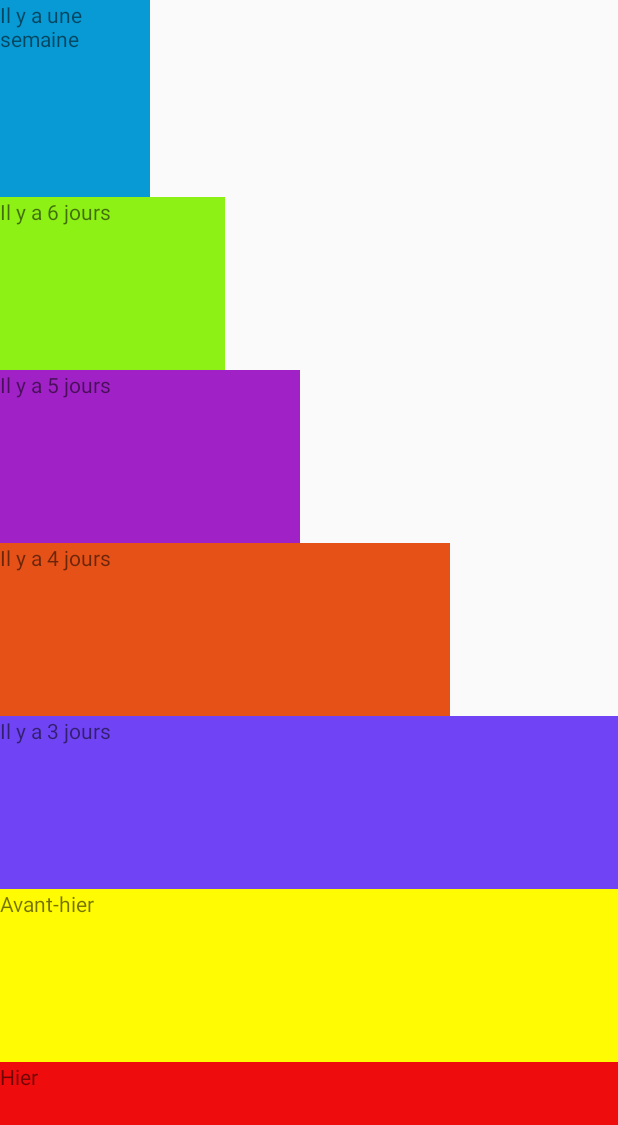
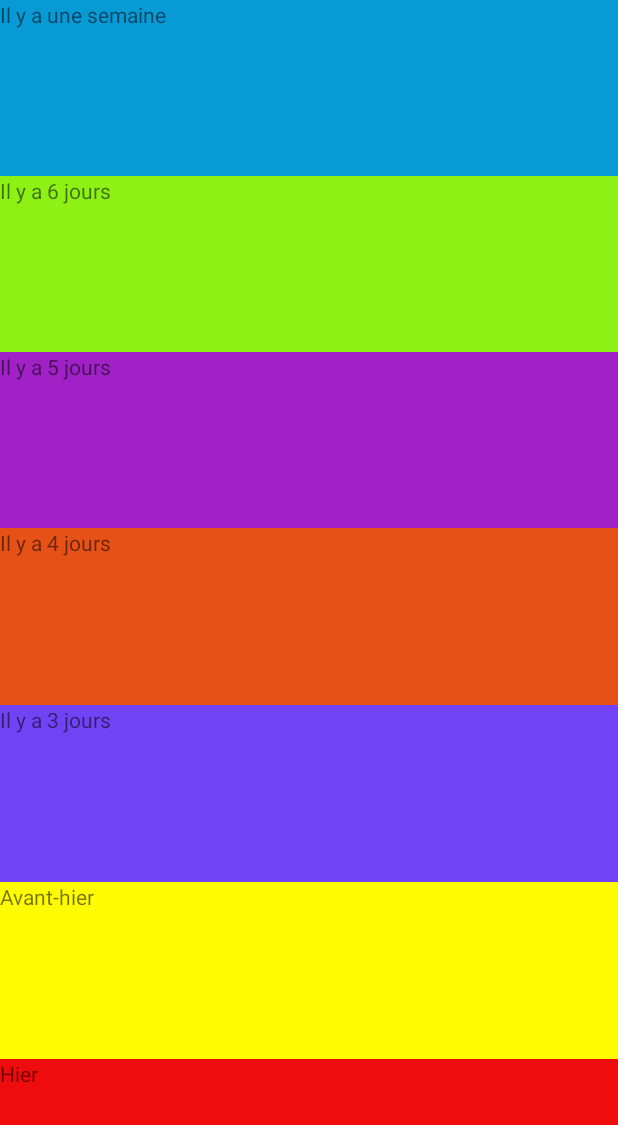
Before and after one commit to inveders/MoodTracker, an Android app: the layout activity_history.xml on its own in the app's theme, with its tools: preview values and no code run, on a phone screen of 412 x 824 dp. Shown: the top 1125 px of the screen. Run offline under Robolectric (Android 15) with nearby library versions, the phone set to English and light mode, and no system bars.

Commit message:
Coding History Activity and enable or disable dynamically the image comment.

```diff
--- a/app/src/main/java/com/mood/gnimadi/alexandra/moodtracker/Controller/MainActivity.java
+++ b/app/src/main/java/com/mood/gnimadi/alexandra/moodtracker/Controller/MainActivity.java
@@ -215,8 +215,8 @@ public class MainActivity extends AppCompatActivity implements android.view.Gest
 
     /**Open the History Activity*/
     public void LogoHistory (View view) {
+        Log.d("DABAGO", "Passage d'une activité à une autre");
         startActivity(new Intent(this, HistoryActivity.class));
-
     }
 
 
--- a/app/src/main/java/com/mood/gnimadi/alexandra/moodtracker/Model/DatabaseComment.java
+++ b/app/src/main/java/com/mood/gnimadi/alexandra/moodtracker/Model/DatabaseComment.java
@@ -5,13 +5,22 @@ import android.content.Context;
 import android.database.Cursor;
 import android.database.sqlite.SQLiteDatabase;
 import android.database.sqlite.SQLiteOpenHelper;
+import android.graphics.Color;
 import android.util.Log;
+import android.view.View;
 import android.widget.EditText;
+import android.widget.ImageButton;
+import android.widget.ImageView;
+import android.widget.LinearLayout;
+import android.widget.RelativeLayout;
 import android.widget.TextView;
 import android.widget.Toast;
 import android.content.BroadcastReceiver;
 import android.content.Context;
 import android.content.Intent;
+
+import com.mood.gnimadi.alexandra.moodtracker.Controller.MainActivity;
+import com.mood.gnimadi.alexandra.moodtracker.R;
 
 import java.util.ArrayList;
 import java.util.Calendar;
@@ -97,7 +106,7 @@ public class DatabaseComment extends SQLiteOpenHelper {
         String strSql="UPDATE Comment SET textComment="+stringTextComment+" WHERE idComment="+indexLastValue;
         Log.d("DABAGO","on rentre dans updtae comment");
         //db.execSQL(strSql);
-        this.getWritableDatabase().execSQL(strSql);
+       // this.getWritableDatabase().execSQL(strSql);
         Log.d("DABAGO","updateComment invoked");
 
     }
@@ -235,4 +244,12 @@ public class DatabaseComment extends SQLiteOpenHelper {
 
         return mComment;
     }
+
+    public void addHistory (){
+
+    }
+
+
+
+
 }
--- /dev/null
+++ b/app/src/main/java/com/mood/gnimadi/alexandra/moodtracker/Model/History.java
@@ -0,0 +1,6 @@
+package com.mood.gnimadi.alexandra.moodtracker.Model;
+
+import android.app.Activity;
+import android.widget.ImageButton;
+
+import com.mood.gnimadi.alexandra.moodtracker.R;
--- a/app/src/main/java/com/mood/gnimadi/alexandra/moodtracker/Model/myAlarm.java
+++ b/app/src/main/java/com/mood/gnimadi/alexandra/moodtracker/Model/myAlarm.java
@@ -19,7 +19,6 @@ public class myAlarm extends BroadcastReceiver {
     @Override
     public void onReceive(Context context,Intent intend){
 
-
 /*
         if (dayTable.get(indexLastValue).getDayOfMood()!= dayNumber) {
         Log.d("DABAGO", "INSERTION SWIPE");
--- a/app/src/main/res/layout/activity_history.xml
+++ b/app/src/main/res/layout/activity_history.xml
@@ -1,73 +1,197 @@
 <?xml version="1.0" encoding="utf-8"?>
+
+
 <LinearLayout
      xmlns:android="http://schemas.android.com/apk/res/android"
      xmlns:tools="http://schemas.android.com/tools"
      android:layout_width="match_parent"
      android:layout_height="match_parent"
      tools:context=".Controller.HistoryActivity"
-    android:orientation="vertical">
+     android:orientation="vertical"
+     android:weightSum="7">
+
+
+    <RelativeLayout
+        android:id="@+id/relative_oneWeek"
+        android:layout_width="match_parent"
+        android:layout_height="0dp"
+        android:layout_weight="1"
+        android:background="#089ad4">
 
         <TextView
-        android:layout_width="100dp"
+            android:id="@+id/text_oneWeek"
+            android:layout_width="wrap_content"
             android:layout_height="wrap_content"
-        android:text="Il y a une semaine"
-        android:background="#089ad4"
+            android:text="Il y a une semaine" />
 
-        android:layout_weight="1"
+        <ImageButton
+            android:id="@+id/comment_oneWeek"
+            android:layout_width="wrap_content"
+            android:layout_height="wrap_content"
+            android:layout_alignParentEnd="true"
+            android:layout_centerVertical="true"
+            android:layout_marginEnd="20dp"
+            android:background="@drawable/ic_comment_black_48px"
+            android:visibility="invisible"
+            />
+    </RelativeLayout>
+
+
+    <RelativeLayout
+        android:id="@+id/relative_sixDays"
+        android:layout_width="match_parent"
+        android:layout_height="0dp"
+        android:background="#8df115"
+        android:layout_weight="1">
+
+        <TextView
+            android:id="@+id/text_sixDays"
+            android:layout_width="wrap_content"
+            android:layout_height="wrap_content"
+            android:text="Il y a 6 jours"
             />
 
+        <ImageButton
+            android:id="@+id/comment_sixDays"
+            android:layout_width="wrap_content"
+            android:layout_height="wrap_content"
+            android:layout_alignParentEnd="true"
+            android:layout_centerVertical="true"
+            android:layout_marginEnd="20dp"
+            android:background="@drawable/ic_comment_black_48px"
+            android:visibility="invisible"
+            />
+    </RelativeLayout>
+
+    <RelativeLayout
+        android:id="@+id/relative_fiveDays"
+        android:layout_width="match_parent"
+        android:layout_height="0dp"
+        android:background="#a022c6"
+        android:layout_weight="1">
+
         <TextView
-        android:layout_width="150dp"
+            android:id="@+id/text_fiveDays"
+            android:layout_width="wrap_content"
             android:layout_height="wrap_content"
-        android:text="Il y a 6 jours"
-        android:background="#8df115"
-
-        android:layout_weight="1"
+            android:text="Il y a 5 jours"
             />
 
+        <ImageButton
+            android:id="@+id/comment_fiveDays"
+            android:layout_width="wrap_content"
+            android:layout_height="wrap_content"
+            android:layout_alignParentEnd="true"
+            android:layout_centerVertical="true"
+            android:layout_marginEnd="20dp"
+            android:background="@drawable/ic_comment_black_48px"
+            android:visibility="invisible"
+            />
+    </RelativeLayout>
+
+    <RelativeLayout
+        android:id="@+id/relative_fourDays"
+        android:layout_width="match_parent"
+        android:layout_height="0dp"
+        android:background="#e65117"
+        android:layout_weight="1">
+
         <TextView
-        android:layout_width="200dp"
+            android:id="@+id/text_fourDays"
+            android:layout_width="wrap_content"
             android:layout_height="wrap_content"
-        android:text="Il y a 5 jours"
-        android:background="#a022c6"
-
-        android:layout_weight="1"
+            android:text="Il y a 4 jours"
             />
 
+        <ImageButton
+            android:id="@+id/comment_fourDays"
+            android:layout_width="wrap_content"
+            android:layout_height="wrap_content"
+            android:layout_alignParentEnd="true"
+            android:layout_centerVertical="true"
+            android:layout_marginEnd="20dp"
+            android:background="@drawable/ic_comment_black_48px"
+            android:visibility="invisible"
+            />
+    </RelativeLayout>
+
+    <RelativeLayout
+        android:id="@+id/relative_threeDays"
+        android:layout_width="match_parent"
+        android:layout_height="0dp"
+        android:background="#7044f5"
+        android:layout_weight="1">
+
         <TextView
-        android:layout_width="300dp"
+            android:id="@+id/text_threeDays"
+            android:layout_width="wrap_content"
             android:layout_height="wrap_content"
-        android:text="Il y a 4 jours"
-        android:background="#e65117"
-
-        android:layout_weight="1"
+            android:text="Il y a 3 jours"
             />
 
+        <ImageButton
+            android:id="@+id/comment_threeDays"
+            android:layout_width="wrap_content"
+            android:layout_height="wrap_content"
+            android:layout_alignParentEnd="true"
+            android:layout_centerVertical="true"
+            android:layout_marginEnd="20dp"
+            android:background="@drawable/ic_comment_black_48px"
+            android:visibility="invisible"
+            />
+    </RelativeLayout>
+
+    <RelativeLayout
+        android:id="@+id/relative_beforeYesterday"
+        android:layout_width="match_parent"
+        android:layout_height="0dp"
+        android:background="#fffb02"
+        android:layout_weight="1">
+
         <TextView
-        android:layout_width="match_parent"
+            android:id="@+id/text_beforeYesterday"
+            android:layout_width="wrap_content"
             android:layout_height="wrap_content"
-        android:text="Il y a 3 jours"
-        android:background="#7044f5"
-
-        android:layout_weight="1"
+            android:text="Avant-hier"
             />
 
+        <ImageButton
+            android:id="@+id/comment_beforeYesterday"
+            android:layout_width="wrap_content"
+            android:layout_height="wrap_content"
+            android:layout_alignParentEnd="true"
+            android:layout_centerVertical="true"
+            android:layout_marginEnd="20dp"
+            android:background="@drawable/ic_comment_black_48px"
+            android:visibility="invisible"
+            />
+    </RelativeLayout>
+
+    <RelativeLayout
+        android:id="@+id/relative_yesterday"
+        android:layout_width="match_parent"
+        android:layout_height="0dp"
+        android:background="#ef0c0c"
+        android:layout_weight="1">
+
         <TextView
-        android:layout_width="match_parent"
+            android:id="@+id/text_yesterday"
+            android:layout_width="wrap_content"
             android:layout_height="wrap_content"
-        android:text="Avant-hier"
-        android:background="#fffb02"
+            android:text="Hier" />
 
-        android:layout_weight="1"
+        <ImageButton
+            android:id="@+id/comment_yesterday"
+            android:layout_width="wrap_content"
+            android:layout_height="wrap_content"
+            android:layout_alignParentEnd="true"
+            android:layout_centerVertical="true"
+            android:layout_marginEnd="20dp"
+            android:background="@drawable/ic_comment_black_48px"
+            android:visibility="invisible"
             />
 
-    <TextView
-    android:layout_width="match_parent"
-    android:layout_height="wrap_content"
-    android:text="Hier"
-    android:background="#ef0c0c"
+    </RelativeLayout>
 
-    android:layout_weight="1"
-    />
 
 </LinearLayout>
```
Lines whose indentation alone changed are shown as unchanged.
